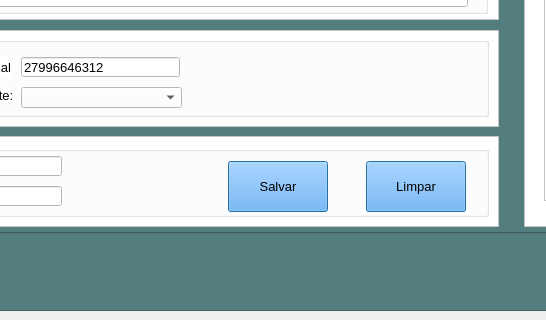
Before: the Qt Designer form Views/TelaPrincipalDoSistema.ui in Weslei25/SistemaDeVendas, drawn with Qt 5; both pictures show x 433 to 979 and y 440 to 760 of the 1374 by 760 pixel window.
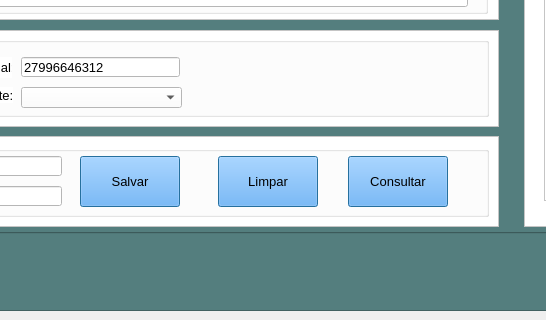
After: the same form once the commit is applied. The open tabs and pages were chosen to show the change. Icons and pictures are not drawn.

Commit message: Mechendo no layout

```diff
--- a/Views/TelaPrincipalDoSistema.ui
+++ b/Views/TelaPrincipalDoSistema.ui
@@ -1448,8 +1448,8 @@
           <widget class="QPushButton" name="salvarCliente_2">
            <property name="geometry">
             <rect>
-             <x>758</x>
-             <y>15</y>
+             <x>610</x>
+             <y>10</y>
              <width>100</width>
              <height>51</height>
             </rect>
@@ -1521,8 +1521,8 @@
           <widget class="QPushButton" name="salvarCliente">
            <property name="geometry">
             <rect>
-             <x>620</x>
-             <y>15</y>
+             <x>472</x>
+             <y>10</y>
              <width>100</width>
              <height>51</height>
             </rect>
@@ -1610,6 +1610,57 @@
             <string>27996646312</string>
            </property>
           </widget>
+          <widget class="QPushButton" name="salvarCliente_3">
+           <property name="geometry">
+            <rect>
+             <x>740</x>
+             <y>10</y>
+             <width>100</width>
+             <height>51</height>
+            </rect>
+           </property>
+           <property name="font">
+            <font>
+             <pointsize>10</pointsize>
+             <weight>50</weight>
+             <bold>false</bold>
+            </font>
+           </property>
+           <property name="cursor">
+            <cursorShape>PointingHandCursor</cursorShape>
+           </property>
+           <property name="focusPolicy">
+            <enum>Qt::WheelFocus</enum>
+           </property>
+           <property name="toolTip">
+            <string>Salvar novo Cliente</string>
+           </property>
+           <property name="styleSheet">
+            <string notr="true">background-color: rgb(85, 170, 255);</string>
+           </property>
+           <property name="text">
+            <string>Consultar</string>
+           </property>
+           <property name="icon">
+            <iconset>
+             <normaloff>../Imagens/cad_pessoas.ico</normaloff>../Imagens/cad_pessoas.ico</iconset>
+           </property>
+           <property name="iconSize">
+            <size>
+             <width>81</width>
+             <height>31</height>
+            </size>
+           </property>
+           <property name="autoDefault">
+            <bool>true</bool>
+           </property>
+           <property name="default">
+            <bool>true</bool>
+           </property>
+           <property name="flat">
+            <bool>false</bool>
+           </property>
+          </widget>
          </widget>
         </widget>
         <widget class="QFrame" name="frame_7">
```
Left out of the diff: 2 changed lines with no effect on the pictures.
